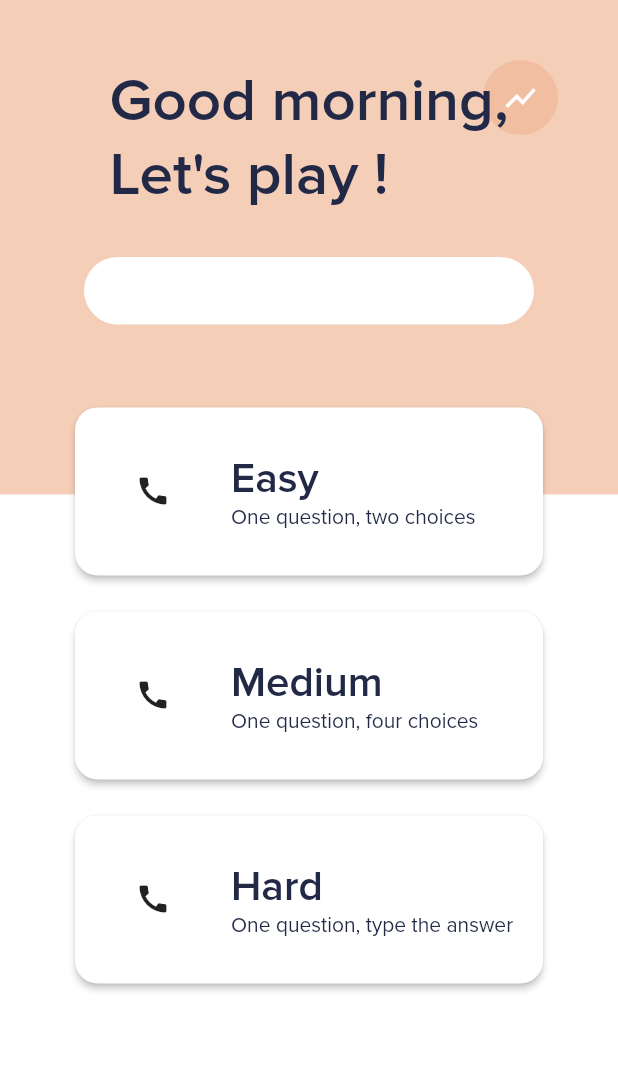
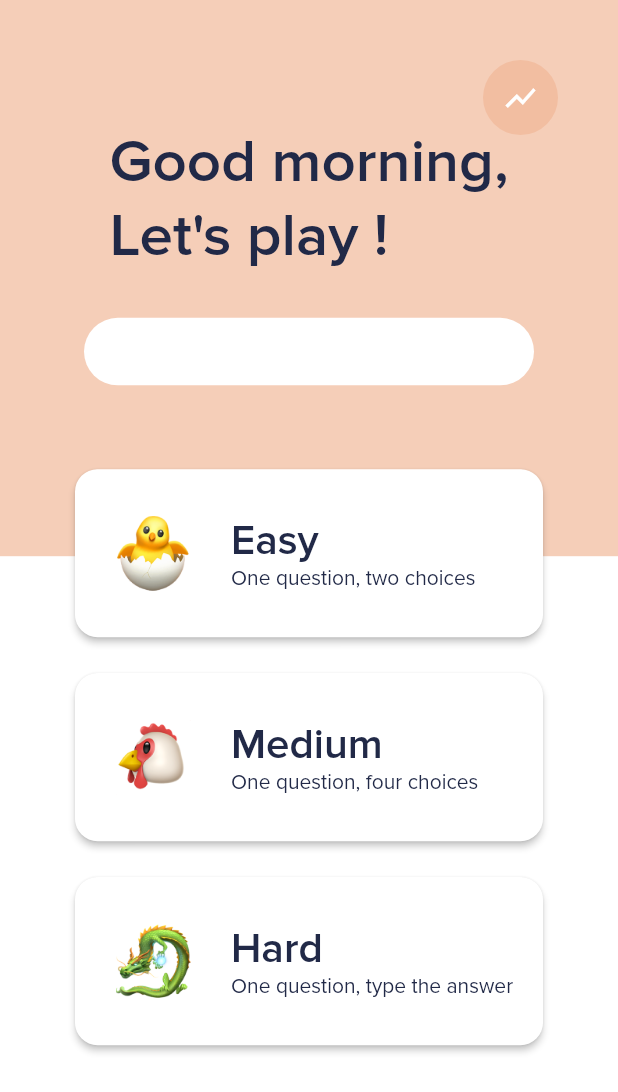
Before and after one commit to smartnsoft/capitals, a Flutter app: the screen it shows after launch, on a phone screen of 412 x 824 dp. Shown: the top 1092 px of the screen. Run offline on Flutter 3.47's test engine with Material 2 defaults, Android fonts, the phone set to English and light mode, and no system bars.

Commit message:
Add images on home cells

```diff
--- a/lib/ui/app_theme.dart
+++ b/lib/ui/app_theme.dart
@@ -13,6 +13,9 @@ class _Colors {
 class _Values {
   /// Home cards overflow on Header
   double get cardsOverflow => 70;
+
+  /// Home Header height ratio
+  double get headerHeightRatio => .45;
 
   /// Home Cells width on big screen
   double get bigCellWidth => 320;
@@ -37,6 +40,15 @@ class _Values {
 
   /// Small screen search width
   double get smallSearchWidth => 300;
+}
+
+/// Images paths
+class _Images {
+  String get easy => "assets/images/easy.png";
+
+  String get medium => "assets/images/medium.png";
+
+  String get hard => "assets/images/hard.png";
 }
 
 /// Texts Styles
@@ -75,6 +87,7 @@ class _TextStyles {
 class AppTheme extends InheritedWidget {
   final _Colors colors = _Colors();
   final _Values values = _Values();
+  final _Images images = _Images();
 
   _TextStyles textStyles;
 
--- a/lib/ui/home/cell.dart
+++ b/lib/ui/home/cell.dart
@@ -3,13 +3,13 @@ import 'package:flappy_capitals/utils.dart';
 import 'package:flutter/material.dart';
 
 class Cell extends StatelessWidget {
-  final Icon icon;
+  final String imageAssetPath;
   final String difficulty;
   final String description;
 
   const Cell({
     Key key,
-    this.icon,
+    this.imageAssetPath,
     this.difficulty,
     this.description,
   }) : super(key: key);
@@ -34,14 +34,14 @@ class Cell extends StatelessWidget {
           ),
           child: _buildContent(
             context,
-            icon,
+            imageAssetPath,
           ),
         ),
       ),
     );
   }
 
-  Widget _buildContent(BuildContext context, Icon icon) {
+  Widget _buildContent(BuildContext context, String imageAssetPath) {
     final List<Widget> texts = [
       Text(
         difficulty,
@@ -59,7 +59,17 @@ class Cell extends StatelessWidget {
           Expanded(
             flex: 2,
             child: Center(
-              child: icon,
+              child: Container(
+                padding: EdgeInsets.all(15),
+                decoration: BoxDecoration(
+                  shape: BoxShape.circle,
+                ),
+                child: Image.asset(
+                  imageAssetPath,
+                  height: 50,
+                  width: 50,
+                ),
+              ),
             ),
           ),
           Expanded(
@@ -75,7 +85,11 @@ class Cell extends StatelessWidget {
         children: <Widget>[
           Expanded(
             child: Center(
-              child: icon,
+              child: Image.asset(
+                imageAssetPath,
+                height: 50,
+                width: 50,
+              ),
             ),
           ),
           Expanded(
--- a/lib/ui/home/header.dart
+++ b/lib/ui/home/header.dart
@@ -9,7 +9,7 @@ class Header extends StatelessWidget {
   @override
   Widget build(BuildContext context) {
     return Container(
-      height: MediaQuery.of(context).size.height * .4,
+      height: MediaQuery.of(context).size.height * AppTheme.of(context).values.headerHeightRatio,
       color: AppTheme.of(context).colors.primary,
       child: Stack(
         children: <Widget>[
@@ -29,6 +29,9 @@ class Header extends StatelessWidget {
                 Column(
                   crossAxisAlignment: Utils.isBigScreen(context) ? CrossAxisAlignment.center : CrossAxisAlignment.start,
                   children: <Widget>[
+                    SizedBox(
+                      height: 40,
+                    ),
                     Text(
                       I18n.of(context).good_morning,
                       style: AppTheme.of(context).textStyles.bigScreenTitle,
--- a/lib/ui/home/home.dart
+++ b/lib/ui/home/home.dart
@@ -9,17 +9,17 @@ class Home extends StatelessWidget {
   Widget _buildCells(BuildContext context) {
     final List<Widget> cells = [
       Cell(
-        icon: Icon(Icons.call),
+        imageAssetPath: AppTheme.of(context).images.easy,
         difficulty: I18n.of(context).easy,
         description: I18n.of(context).easy_description,
       ),
       Cell(
-        icon: Icon(Icons.call),
+        imageAssetPath: AppTheme.of(context).images.medium,
         difficulty: I18n.of(context).medium,
         description: I18n.of(context).medium_description,
       ),
       Cell(
-        icon: Icon(Icons.call),
+        imageAssetPath: AppTheme.of(context).images.hard,
         difficulty: I18n.of(context).hard,
         description: I18n.of(context).hard_description,
       ),
@@ -58,7 +58,8 @@ class Home extends StatelessWidget {
                       child: Header(),
                     ),
                     Positioned(
-                      top: MediaQuery.of(context).size.height * .4 - AppTheme.of(context).values.cardsOverflow,
+                      top: MediaQuery.of(context).size.height * AppTheme.of(context).values.headerHeightRatio -
+                          AppTheme.of(context).values.cardsOverflow,
                       left: 0,
                       right: 0,
                       child: _buildCells(context),
--- a/pubspec.yaml
+++ b/pubspec.yaml
@@ -44,8 +44,8 @@ flutter:
   uses-material-design: true
 
   # To add assets to your application, add an assets section, like this:
-  # assets:
-  #  - images/a_dot_burr.jpeg
+  assets:
+    - assets/images/
   #  - images/a_dot_ham.jpeg
 
   # An image asset can refer to one or more resolution-specific "variants", see
```
Also changed, not shown: assets/images/easy.png (added), assets/images/hard.png (added), assets/images/medium.png (added).
